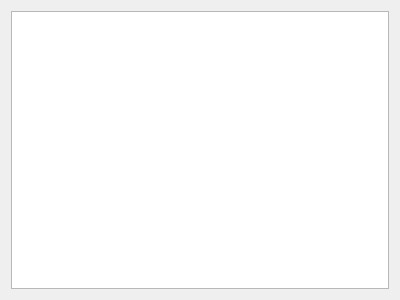
Old version of the form src/qt-frontend/CosyGui/stashview.ui in the repository phresnel/picogen.
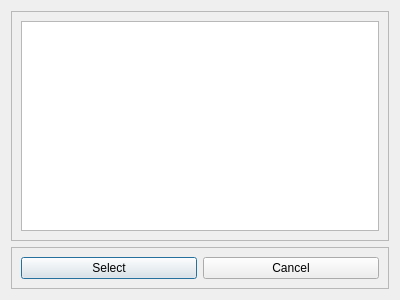
New version of the form.

```diff
--- a/src/qt-frontend/CosyGui/stashview.ui
+++ b/src/qt-frontend/CosyGui/stashview.ui
@@ -18,7 +18,45 @@
   </property>
   <layout class="QVBoxLayout" name="verticalLayout">
    <item>
-    <widget class="QListWidget" name="listWidget"/>
+    <widget class="QFrame" name="frame">
+     <property name="frameShape">
+      <enum>QFrame::StyledPanel</enum>
+     </property>
+     <property name="frameShadow">
+      <enum>QFrame::Raised</enum>
+     </property>
+     <layout class="QVBoxLayout" name="verticalLayout_2">
+      <item>
+       <widget class="QListWidget" name="listWidget"/>
+      </item>
+     </layout>
+    </widget>
+   </item>
+   <item>
+    <widget class="QFrame" name="frame_2">
+     <property name="frameShape">
+      <enum>QFrame::StyledPanel</enum>
+     </property>
+     <property name="frameShadow">
+      <enum>QFrame::Raised</enum>
+     </property>
+     <layout class="QHBoxLayout" name="horizontalLayout">
+      <item>
+       <widget class="QPushButton" name="okayButton">
+        <property name="text">
+         <string>Select</string>
+        </property>
+       </widget>
+      </item>
+      <item>
+       <widget class="QPushButton" name="cancelButton">
+        <property name="text">
+         <string>Cancel</string>
+        </property>
+       </widget>
+      </item>
+     </layout>
+    </widget>
    </item>
   </layout>
  </widget>
```
